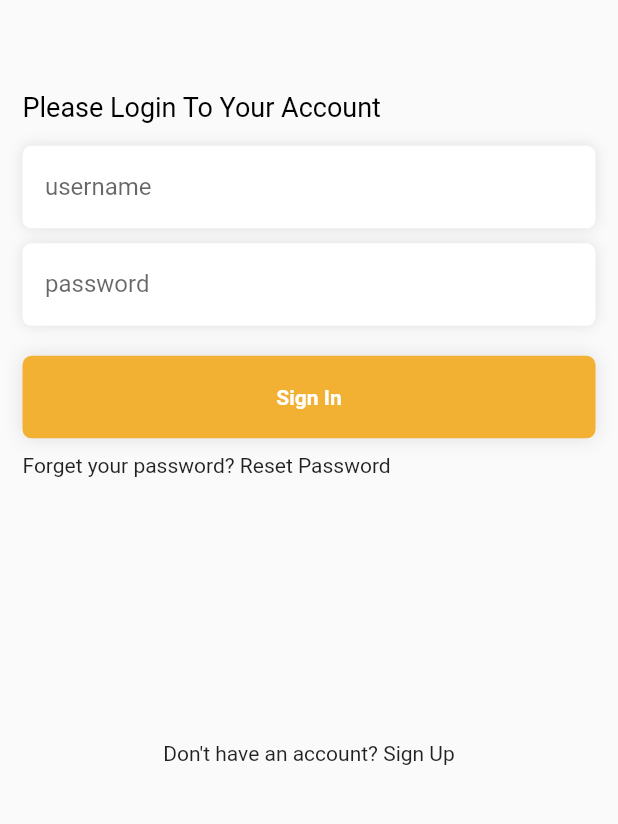
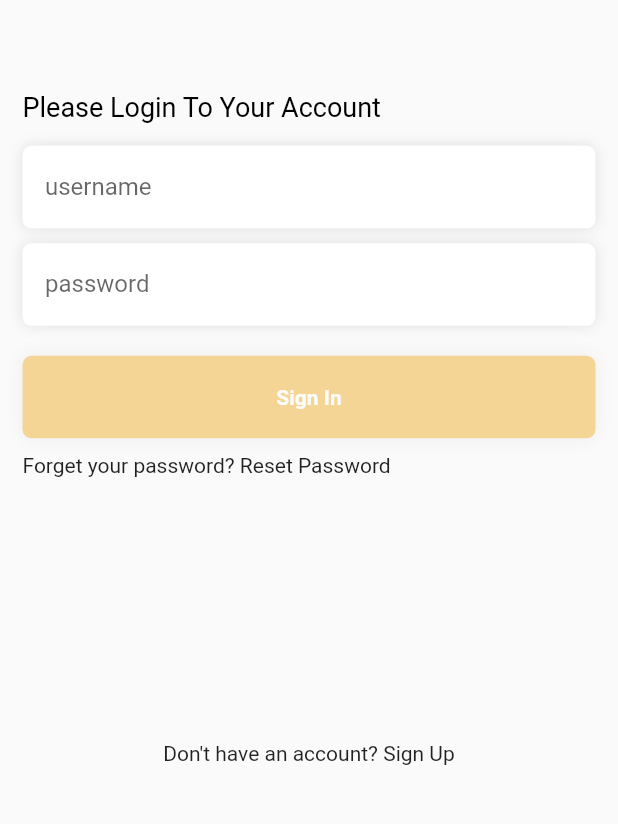
Before and after one commit to naderelzinyy/Carvice, a Flutter app: the screen it shows after launch, after a tap on "Costumer", on a phone screen of 412 x 824 dp, the part 408-1232 px from its top. Run offline on Flutter 3.47's test engine with Material 2 defaults, Android fonts, the phone set to English and light mode, and no system bars; our stand-ins replace get.

Commit message:
make the button disable if any text filed is empty

```diff
--- a/flutter-app/lib/view/client/pages/login_page.dart
+++ b/flutter-app/lib/view/client/pages/login_page.dart
@@ -16,6 +16,21 @@ class _LoginPageState extends State<LoginPage> {
   final TextEditingController passwordController = TextEditingController();
   bool response = false;
   String text = "";
+
+  @override
+  void initState() {
+    super.initState();
+    // Add listener to update button state whenever text changes
+    usernameController.addListener(updateButtonState);
+    passwordController.addListener(updateButtonState);
+  }
+
+  void updateButtonState() {
+    // Enable button if both text fields are not empty, disable otherwise
+    setState(() {
+      response = usernameController.text.isNotEmpty && passwordController.text.isNotEmpty;
+    });
+  }
 
   @override
   Widget build(BuildContext context) {
@@ -90,7 +105,9 @@ class _LoginPageState extends State<LoginPage> {
                   }
                   print(response);
                   print(text);
-                },),
+                },
+                isDisabled:  !response,
+              ),
               const SizedBox(height: 10),
               Row(
                 mainAxisAlignment: MainAxisAlignment.start,
--- a/flutter-app/lib/widgets/button.dart
+++ b/flutter-app/lib/widgets/button.dart
@@ -1,35 +1,36 @@
 import 'package:flutter/material.dart';
 import 'package:carvice_frontend/utils/main.colors.dart';
-
 class CustomButton extends StatelessWidget {
   final String btnText;
   final VoidCallback onTap;
-  const CustomButton({Key? key, required this.btnText, required this.onTap}) : super(key: key);
+  final bool isDisabled; // new parameter
+  const CustomButton({Key? key, required this.btnText, required this.onTap, this.isDisabled = false,}) : super(key: key);
 
   @override
   Widget build(BuildContext context) {
-    return InkWell(
+    return IgnorePointer(
+      ignoring: isDisabled, // disable the button if isDisabled is true
+      child: Opacity(
+        opacity: isDisabled ? 0.5 : 1.0, // reduce the opacity if isDisabled is true
+        child: InkWell(
           onTap: onTap,
-
           child: Container(
             alignment: Alignment.center,
             height: 55,
             decoration: BoxDecoration(
               color: MainColors.mainColor,
               borderRadius: BorderRadius.circular(6),
-            boxShadow:  [
-              BoxShadow(
-                  color: Colors.black.withOpacity(0.1),
-                  blurRadius: 10
-              )
-
-            ]
+              boxShadow: [
+                BoxShadow(color: Colors.black.withOpacity(0.1), blurRadius: 10)
+              ],
             ),
-        child:  Text(
+            child: Text(
               btnText,
               style: const TextStyle(
                 color: Colors.white,
-              fontWeight: FontWeight.w600
+                fontWeight: FontWeight.w600,
+              ),
+            ),
           ),
         ),
       ),
```
Lines whose indentation alone changed are shown as unchanged.
